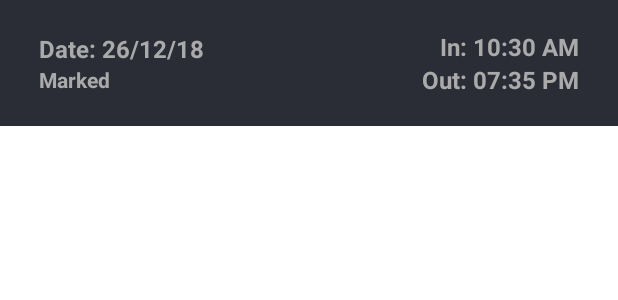
After one commit to PraSoonGosWami/EMP, an Android app: the layout model_attendance.xml on its own in the app's theme, with its tools: preview values and no code run, on a phone screen of 412 x 824 dp. The commit adds this screen. Shown: the top 300 px of the screen. Run offline under Robolectric (Android 15) with nearby library versions, the phone set to English and light mode, and no system bars.

Commit message:
First Commit

```diff
--- a/app/build.gradle
+++ b/app/build.gradle
@@ -50,5 +50,6 @@ dependencies {
 
     //graph
     implementation 'com.github.PhilJay:MPAndroidChart:v3.1.0'
+    implementation 'androidx.work:work-runtime:2.3.0-alpha03'
 
 }
--- a/app/src/main/AndroidManifest.xml
+++ b/app/src/main/AndroidManifest.xml
@@ -1,6 +1,9 @@
 <?xml version="1.0" encoding="utf-8"?>
 <manifest xmlns:android="http://schemas.android.com/apk/res/android"
     package="com.example.ems">
+
+    <uses-permission android:name="android.permission.INTERNET"/>
+    <uses-permission android:name="android.permission.READ_EXTERNAL_STORAGE"/>
 
     <application
         android:allowBackup="true"
@@ -20,6 +23,9 @@
                 <category android:name="android.intent.category.LAUNCHER" />
             </intent-filter>
         </activity>
+
+
+
     </application>
 
 </manifest>
--- a/app/src/main/java/com/example/ems/Fragments/DashboardEmployee.java
+++ b/app/src/main/java/com/example/ems/Fragments/DashboardEmployee.java
@@ -74,6 +74,10 @@ public class DashboardEmployee extends Fragment implements View.OnClickListener
                 Helper.swapFragmentsWithBackStack(new Discussion(),R.id.container_frame_main,getFragmentManager());
                 ((AppCompatActivity)getActivity()).getSupportActionBar().setSubtitle("Discussion");
                 break;
+            case R.id.attendance:
+                Helper.swapFragmentsWithBackStack(new MyAttendance(),R.id.container_frame_main,getFragmentManager());
+                ((AppCompatActivity)getActivity()).getSupportActionBar().setSubtitle("My Attendance");
+                break;
 
         }
     }
--- /dev/null
+++ b/app/src/main/res/layout/model_attendance.xml
@@ -0,0 +1,83 @@
+<?xml version="1.0" encoding="utf-8"?>
+<RelativeLayout xmlns:android="http://schemas.android.com/apk/res/android"
+    android:layout_width="match_parent"
+    android:layout_height="wrap_content"
+    android:background="@color/colorPrimary">
+
+    <LinearLayout
+        android:layout_width="match_parent"
+        android:layout_height="wrap_content"
+        android:orientation="horizontal"
+        android:background="?android:attr/selectableItemBackground"
+        android:weightSum="2">
+
+
+        <LinearLayout
+            android:layout_width="match_parent"
+            android:layout_height="wrap_content"
+            android:orientation="vertical"
+            android:layout_marginTop="12dp"
+            android:padding="8dp"
+            android:layout_marginBottom="12dp"
+            android:layout_weight="1"
+            android:layout_gravity="center"
+            android:layout_marginLeft="18dp">
+
+            <TextView
+                android:id="@+id/aDate"
+                android:layout_width="wrap_content"
+                android:layout_marginRight="4dp"
+                android:layout_height="match_parent"
+                android:text="Date: 26/12/18"
+                android:textSize="16sp"
+                android:textColor="@android:color/darker_gray"
+                android:textStyle="bold" />
+
+            <TextView
+                android:id="@+id/aMark"
+                android:layout_width="match_parent"
+                android:layout_height="match_parent"
+                android:text="Marked"
+                android:textColor="@android:color/darker_gray"
+                android:textSize="14sp"
+                android:textStyle="bold" />
+
+        </LinearLayout>
+        <LinearLayout
+            android:layout_width="match_parent"
+            android:layout_height="wrap_content"
+            android:orientation="vertical"
+            android:layout_marginTop="12dp"
+            android:padding="8dp"
+            android:layout_marginBottom="12dp"
+            android:gravity="right"
+            android:layout_weight="1"
+            android:layout_gravity="center"
+            android:layout_marginLeft="12dp"
+            android:layout_marginRight="18dp">
+
+            <TextView
+                android:id="@+id/aIn"
+                android:layout_width="wrap_content"
+                android:layout_height="wrap_content"
+                android:text="In: 10:30 AM"
+                android:textAlignment="textEnd"
+                android:textColor="@android:color/darker_gray"
+                android:textSize="16sp"
+                android:textStyle="bold" />
+
+            <TextView
+                android:id="@+id/aOut"
+                android:layout_width="match_parent"
+                android:layout_height="wrap_content"
+                android:textAlignment="textEnd"
+                android:text="Out: 07:35 PM"
+                android:textColor="@android:color/darker_gray"
+                android:textSize="16sp"
+                android:textStyle="bold" />
+
+        </LinearLayout>
+
+
+    </LinearLayout>
+</RelativeLayout>
--- a/app/src/main/res/layout/model_text_msg.xml
+++ b/app/src/main/res/layout/model_text_msg.xml
@@ -13,10 +13,9 @@
         android:padding="6dp"
         android:orientation="horizontal">
         <androidx.cardview.widget.CardView
-            android:layout_width="60dp"
-            android:layout_height="60dp"
+            android:layout_width="54dp"
+            android:layout_height="54dp"
             app:cardCornerRadius="30dp"
-            android:layout_gravity="center"
             android:layout_margin="8dp"
             android:elevation="8dp">
             <androidx.appcompat.widget.AppCompatImageView
--- a/app/src/main/res/layout/splash_screen.xml
+++ b/app/src/main/res/layout/splash_screen.xml
@@ -2,7 +2,7 @@
 <RelativeLayout xmlns:android="http://schemas.android.com/apk/res/android"
     android:layout_width="match_parent"
     android:layout_height="match_parent"
-    android:background="@color/blue">
+    android:background="@color/colorPrimaryDark">
 
 
     <ImageView
```
Also changed, not shown: app/src/main/java/com/example/ems/Activity/MainActivity.java (+21 -2 lines), app/src/main/java/com/example/ems/Adapters/AttendanceAdapter.java (added, +77 -0 lines), app/src/main/java/com/example/ems/Adapters/TeamAdapter.java (+25 -2 lines), app/src/main/java/com/example/ems/Fragments/Discussion.java (+19 -2 lines), app/src/main/java/com/example/ems/Fragments/MyAttendance.java (added, +155 -0 lines), app/src/main/java/com/example/ems/Fragments/MyTeam.java (+25 -7 lines), app/src/main/java/com/example/ems/Model/Attendance.java (added, +41 -0 lines), app/src/main/java/com/example/ems/Model/Teams.java (+7 -1 lines), app/src/main/java/com/example/ems/Utils/AttendanceCreatorTask.java (added, +41 -0 lines), app/src/main/res/layout/fragment_discussion.xml (+20 -0 lines), app/src/main/res/layout/fragment_my_attendance.xml (added, +82 -0 lines), 1 other file.
